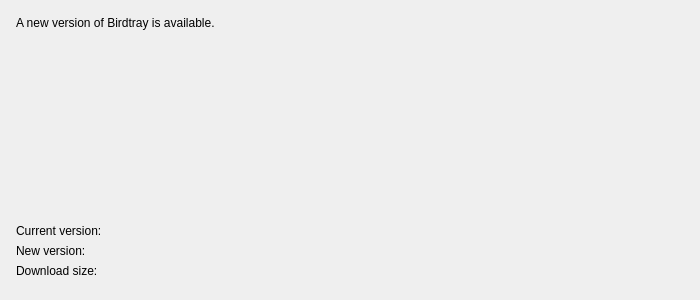
The window that src/updatedialog.ui (gyunaev/birdtray) describes before a commit, drawn with Qt 5.
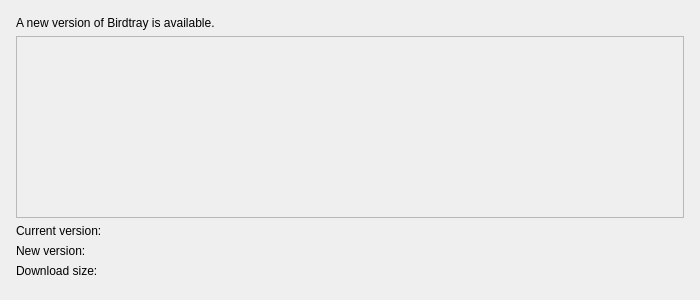
The same window after the commit.

Commit message: Add a frame border around the changelog area

Diff of the .ui file:
```diff
--- a/src/updatedialog.ui
+++ b/src/updatedialog.ui
@@ -55,9 +55,6 @@
    </item>
    <item row="1" column="0" colspan="3">
     <widget class="QScrollArea" name="bodyLabel">
-     <property name="frameShape">
-      <enum>QFrame::NoFrame</enum>
-     </property>
      <property name="widgetResizable">
       <bool>true</bool>
      </property>
```
